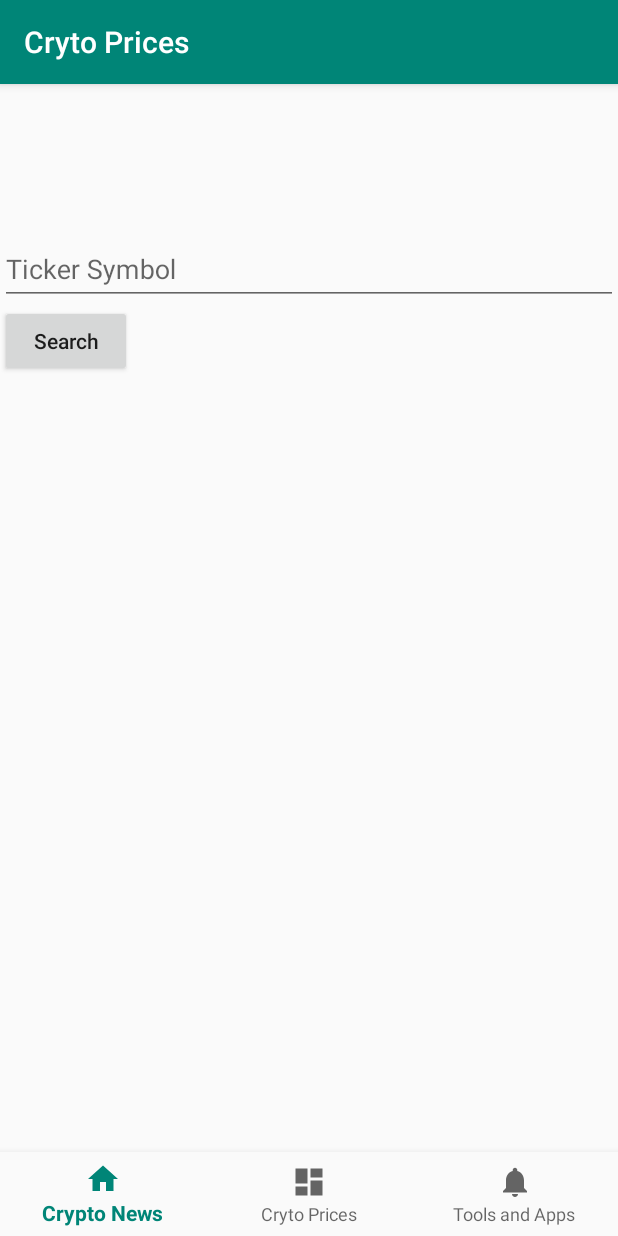
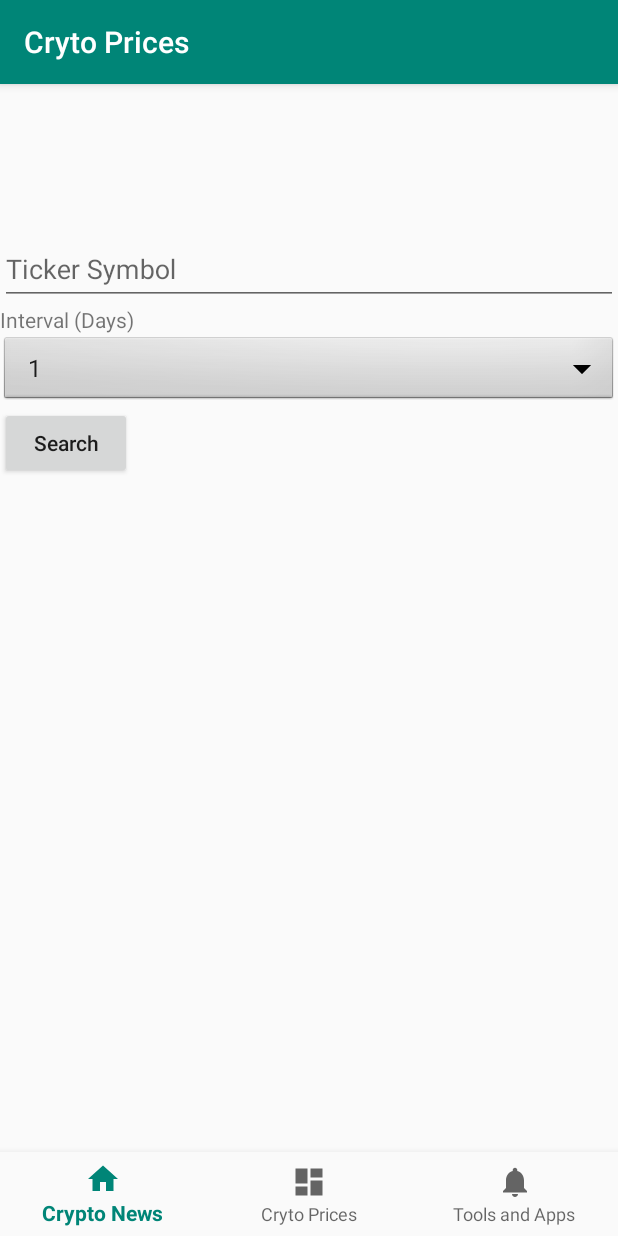
Before and after one commit to UWTech/CryptoInformer, an Android app: the CryptoPricesFragment screen opened through its navigation route, after a tap on "Search", on a phone screen of 412 x 824 dp. Run offline under Robolectric (Android 15) with nearby library versions, the phone set to English and light mode, and no system bars; our stand-ins replace navigation-ui; network calls fail; 1 statement that could not run was skipped.

Commit message:
final release
added dropdown to select interval for prices
added parameters to price retrieval methods for interval
added strings and arrays to string file for prices method

```diff
--- a/app/src/main/java/com/example/cryptoinformer/MainActivity.java
+++ b/app/src/main/java/com/example/cryptoinformer/MainActivity.java
@@ -6,6 +6,7 @@ import android.os.Bundle;
 import android.view.View;
 import android.view.inputmethod.InputMethodManager;
 import android.widget.LinearLayout;
+import android.widget.Spinner;
 import android.widget.TextView;
 
 import com.example.cryptoinformer.ui.crypto_prices.CryptoPricesFragment;
@@ -50,9 +51,14 @@ public class MainActivity extends AppCompatActivity {
     @SuppressLint("ResourceType")
     @RequiresApi(api = Build.VERSION_CODES.O)
     public void searchForPrice(View view) {
+        // current search target
         TextInputEditText currencySymbolView = view.getRootView().findViewById(R.id.currency_search_text);
         String symbol = currencySymbolView.getText().toString();
-        ArrayList<PriceRecord> priceRecords = cryptoPriceGenerator.searchForPrice(symbol, "1d");
+        // current search interval
+        Spinner intervalSpinner = view.getRootView().findViewById(R.id.interval_selector_list);
+        String interval = (String) intervalSpinner.getSelectedItem();
+
+        ArrayList<PriceRecord> priceRecords = cryptoPriceGenerator.searchForPrice(symbol, interval + "d");
         LinearLayout pricesLinearLayout = (LinearLayout) view.getRootView().findViewById(R.id.price_linear_layout);
 
         FragmentManager fragmentManager = getSupportFragmentManager();
@@ -60,7 +66,7 @@ public class MainActivity extends AppCompatActivity {
 
         // create new Fragment
         CryptoPricesFragment cryptoPricesFragment = new CryptoPricesFragment();
-        ArrayList<TextView> textViews = cryptoPricesFragment.generateTextViewRecrds(priceRecords, pricesLinearLayout, App.getAppContext());
+        ArrayList<TextView> textViews = cryptoPricesFragment.generateTextViewRecords(priceRecords, pricesLinearLayout, App.getAppContext());
 
         int childCount = pricesLinearLayout.getChildCount();
         // index that price elements start at
--- a/app/src/main/java/com/example/cryptoinformer/ui/crypto_prices/CryptoPricesFragment.java
+++ b/app/src/main/java/com/example/cryptoinformer/ui/crypto_prices/CryptoPricesFragment.java
@@ -46,19 +46,19 @@ public class CryptoPricesFragment extends Fragment {
         // retrieve prices
         ArrayList<PriceRecord> prices = priceRetriever.retrieveCryptoPrices();
 
-        ArrayList<TextView> textViews = generateTextViewRecrds(prices, pricesLinearLayout, App.getAppContext());
+        ArrayList<TextView> textViews = generateTextViewRecords(prices, pricesLinearLayout, App.getAppContext());
         for (TextView dynamicPriceViewElement : textViews)
             pricesLinearLayout.addView(dynamicPriceViewElement);
 
         return root;
     }
 
-    public ArrayList<TextView> generateTextViewRecrds(ArrayList<PriceRecord> priceRecords, LinearLayout pricesLinearLayout, Context context) {
+    public ArrayList<TextView> generateTextViewRecords(ArrayList<PriceRecord> priceRecords, LinearLayout pricesLinearLayout, Context context) {
         ArrayList<TextView> cryptoViews = new ArrayList<>();
         for (PriceRecord cryptoPrice: priceRecords) {
             TextView dynamicPriceViewElement = new TextView(context);
             // TODO:: stylize elements, add graphic from logoURL
-            String cryptoPriceString = String.format("Symbol: %s \nName: %s \nPrice: %s Price Change: %s \nLogo:%s",
+            String cryptoPriceString = String.format("Symbol: %s \nName: %s \nPrice: %s \nPrice Change: %s \nLogo:%s",
                     cryptoPrice.currSymbol, cryptoPrice.currName, cryptoPrice.price, cryptoPrice.priceChange, cryptoPrice.logoURL);
             dynamicPriceViewElement.setText(cryptoPriceString + "\n");
             cryptoViews.add(dynamicPriceViewElement);
--- a/app/src/main/java/com/example/cryptoinformer/ui/crypto_prices/price_feed/CryptoPriceGenerator.java
+++ b/app/src/main/java/com/example/cryptoinformer/ui/crypto_prices/price_feed/CryptoPriceGenerator.java
@@ -21,7 +21,7 @@ public class CryptoPriceGenerator {
     private static String priceKey = "price";
     private static String symbolKey = "symbol";
     private static String logoURLKey = "logo_url";
-    private static String durationKey = "1d";
+    private static String defaultIntervalKey = "1d";
     private static String priceChangeKey = "price_change";
     private static String priceChangePercentKey = "price_change_pct";
     public CryptoPriceGenerator(){
@@ -31,12 +31,12 @@ public class CryptoPriceGenerator {
 
     @RequiresApi(api = Build.VERSION_CODES.O)
     public ArrayList<PriceRecord> retrieveCryptoPrices() {
-        JSONArray resp = this.feedClient.getCryptoPrices(feedClient.cryptoSymbols);
-        this.cryptoPrices = convertResp(resp);
+        JSONArray resp = this.feedClient.getCryptoPrices(feedClient.cryptoSymbols, this.defaultIntervalKey);
+        this.cryptoPrices = convertResp(resp, this.defaultIntervalKey);
         return this.cryptoPrices;
     }
 
-    private ArrayList<PriceRecord> convertResp(JSONArray resp) {
+    private ArrayList<PriceRecord> convertResp(JSONArray resp, String interval) {
 
         ArrayList<PriceRecord> priceRecords = new ArrayList<>();
 
@@ -49,7 +49,7 @@ public class CryptoPriceGenerator {
                 String logoUrl = record.getString(this.logoURLKey);
 
                 // get nested values
-                JSONObject innerJson = record.getJSONObject(this.durationKey);
+                JSONObject innerJson = record.getJSONObject(interval);
                 String priceChange = innerJson.getString(this.priceChangeKey);
                 String priceChangePercent = innerJson.getString(this.priceChangePercentKey);
 
@@ -76,9 +76,9 @@ public class CryptoPriceGenerator {
         ArrayList<String> symbols = new ArrayList();
         symbols.add(symbol);
 
-        JSONArray prices = feedClient.getCryptoPrices(symbols);
+        JSONArray prices = feedClient.getCryptoPrices(symbols, interval);
 
-        ArrayList<PriceRecord> priceRecods = convertResp(prices);
+        ArrayList<PriceRecord> priceRecods = convertResp(prices, interval);
 
         return priceRecods;
     }
--- a/app/src/main/java/com/example/cryptoinformer/ui/crypto_prices/price_feed/PriceFeedClient.java
+++ b/app/src/main/java/com/example/cryptoinformer/ui/crypto_prices/price_feed/PriceFeedClient.java
@@ -51,16 +51,16 @@ public class PriceFeedClient {
          *  generates the URL with supplied parameters as GET request formatted query params
          */
         String urlString = this.cryptoApiURI + "?key=" + apiToken + "&ids=" + String.join(",", symbols) +
-                "&interval=" + interval + "&convert=" + currency;
+                "&interval=now%2C" + interval + "&convert=" + currency;
 
         URL apiURL = new URL(urlString);
         return apiURL;
     }
 
     @RequiresApi(api = Build.VERSION_CODES.O)
-    public JSONArray getCryptoPrices(ArrayList<String> symbols) {
+    public JSONArray getCryptoPrices(ArrayList<String> symbols, String interval) {
         try {
-            URL apiUrl = generateApiURL(this.cryptoApiKey, symbols, "1d", "USD");
+            URL apiUrl = generateApiURL(this.cryptoApiKey, symbols, interval, "USD");
             InputStream cryptoStream = apiUrl.openConnection().getInputStream();
 
             BufferedReader respBuffer = new BufferedReader(new InputStreamReader(cryptoStream));
--- a/app/src/main/res/layout/fragment_prices.xml
+++ b/app/src/main/res/layout/fragment_prices.xml
@@ -34,14 +34,33 @@ android:fillViewport="false">
             android:layout_width="match_parent"
             android:layout_height="wrap_content" />
 
-        <Button
-            android:id="@+id/search_currency"
-            android:inputType="text"
+        <TextView
+            android:id="@+id/interval_dropdown_label_text"
             android:layout_width="wrap_content"
             android:layout_height="wrap_content"
             android:layout_weight="1"
-            android:text="@string/search_text"
-            android:onClick="searchForPrice"/>
+            android:ems="10"
+            android:inputType="textPersonName"
+            android:text="@string/interval_dropdown_label" />
+
+        <Spinner
+            android:id="@+id/interval_selector_list"
+            android:layout_width="match_parent"
+            android:layout_height="wrap_content"
+            android:layout_weight="1"
+            android:entries="@array/interval_array"
+            android:prompt="@string/interval_text"
+            android:background="@android:drawable/btn_dropdown"
+            android:spinnerMode="dropdown"/>
+
+        <Button
+            android:id="@+id/search_currency"
+            android:layout_width="wrap_content"
+            android:layout_height="wrap_content"
+            android:layout_weight="1"
+            android:inputType="text"
+            android:onClick="searchForPrice"
+            android:text="@string/search_text" />
 
     </com.google.android.material.textfield.TextInputLayout>
 
--- a/app/src/main/res/values/strings.xml
+++ b/app/src/main/res/values/strings.xml
@@ -5,4 +5,11 @@
     <string name="title_crypto_apps">Tools and Apps</string>
     <string name="currency_hint_text">Ticker Symbol</string>
     <string name="search_text">Search</string>
+    <string name="interval_dropdown_label">Interval (Days)</string>
+    <string name="interval_text">Interval (days)</string>
+    <string-array name="interval_array">
+        <item>1</item>
+        <item>7</item>
+        <item>30</item>
+    </string-array>
 </resources>
```
